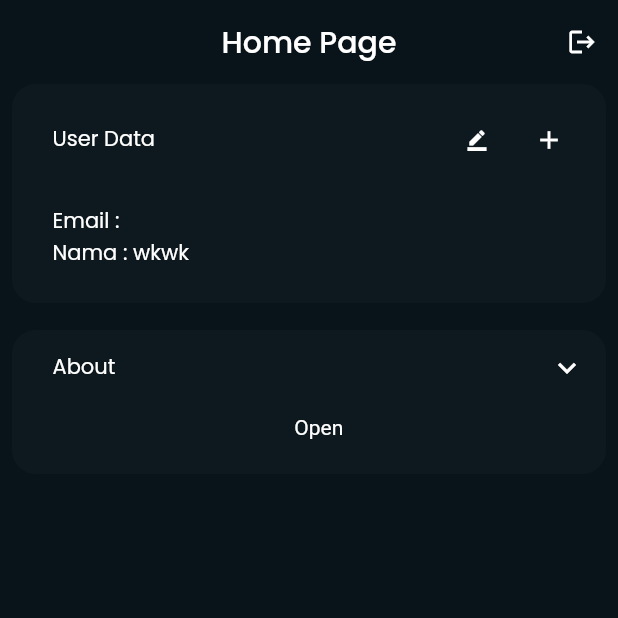
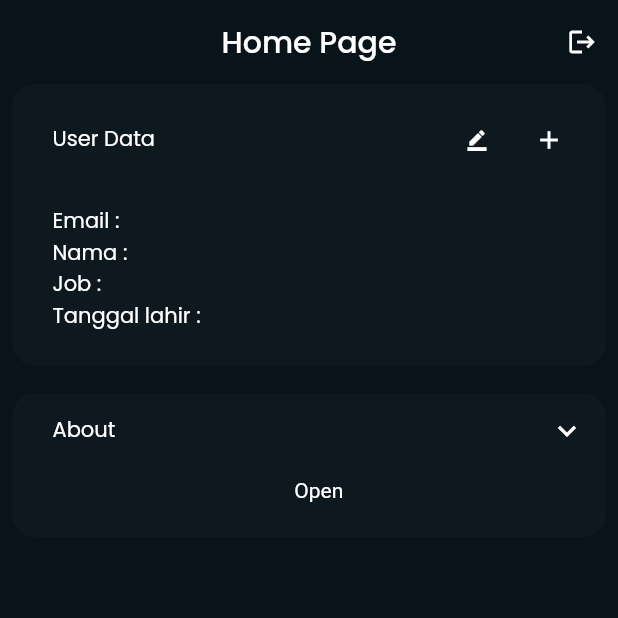
Before and after one commit to Akhdan1998/PTHastaKencanaJaya, a Flutter app: the HomePage screen opened directly, on a phone screen of 412 x 824 dp, the top half of it. Run offline on Flutter 3.47's test engine with Material 2 defaults, Android fonts, the phone set to English and light mode, and no system bars; our stand-ins replace animated_splash_screen, cloud_firestore, firebase_auth, firebase_core, get, google_fonts and 1 more; accounts and stored records are empty.

Commit message:
pt. hasta kencana jaya

```diff
--- a/lib/Home.dart
+++ b/lib/Home.dart
@@ -45,7 +45,8 @@ class _HomePageState extends State<HomePage> {
         leading: Container(),
         actions: [
           IconButton(
-            onPressed: () {
+            onPressed: () async{
+              await FirebaseAuth.instance.signOut();
               Get.to(Login());
             },
             icon: Icon(
@@ -60,7 +61,7 @@ class _HomePageState extends State<HomePage> {
         scrollDirection: Axis.vertical,
         child: SafeArea(
           child: Container(
-            height: MediaQuery.of(context).size.height,
+            // height: MediaQuery.of(context).size.height,
             padding: EdgeInsets.only(left: 8, right: 8),
             child: Column(
               children: [
@@ -140,7 +141,6 @@ class _HomePageState extends State<HomePage> {
                                   ),
                                 ],
                               ),
-                              // SizedBox(height: 20),
                               Row(
                                 children: [
                                   Text(
@@ -151,12 +151,48 @@ class _HomePageState extends State<HomePage> {
                                     ),
                                   ),
                                   Text(
-                                    'wkwk',
+                                    data['nama'],
                                     style: GoogleFonts.poppins().copyWith(
                                       fontSize: 14,
                                       color: 'FFFFFF'.toColor(),
                                     ),
                                   ),
+                                ],
+                              ),
+                              Row(
+                                children: [
+                                  Text(
+                                    'Job : ',
+                                    style: GoogleFonts.poppins().copyWith(
+                                      fontSize: 14,
+                                      color: 'FFFFFF'.toColor(),
+                                    ),
+                                  ),
+                                  // Text(
+                                  //   data['nama'],
+                                  //   style: GoogleFonts.poppins().copyWith(
+                                  //     fontSize: 14,
+                                  //     color: 'FFFFFF'.toColor(),
+                                  //   ),
+                                  // ),
+                                ],
+                              ),
+                              Row(
+                                children: [
+                                  Text(
+                                    'Tanggal lahir : ',
+                                    style: GoogleFonts.poppins().copyWith(
+                                      fontSize: 14,
+                                      color: 'FFFFFF'.toColor(),
+                                    ),
+                                  ),
+                                  // Text(
+                                  //   data['nama'],
+                                  //   style: GoogleFonts.poppins().copyWith(
+                                  //     fontSize: 14,
+                                  //     color: 'FFFFFF'.toColor(),
+                                  //   ),
+                                  // ),
                                 ],
                               ),
                             ],
--- a/lib/biodata.dart
+++ b/lib/biodata.dart
@@ -3,6 +3,7 @@ import 'package:flutter/material.dart';
 import 'package:get/get.dart';
 import 'package:get/get_core/src/get_main.dart';
 import 'package:google_fonts/google_fonts.dart';
+import 'package:hastakencanajaya/Home.dart';
 import 'package:intl/intl.dart';
 import 'package:supercharged/supercharged.dart';
 
@@ -254,9 +255,7 @@ class _BiodataState extends State<Biodata> {
                         'job': job.text,
                         'birthday': birthday.text,
                       });
-                      nama.text = '';
-                      job.text = '';
-                      birthday.text = '';
+                      Get.to(HomePage());
                     } else {}
                   },
                   child: Container(
--- a/lib/register.dart
+++ b/lib/register.dart
@@ -36,8 +36,8 @@ class _RegisterState extends State<Register> {
 
   @override
   Widget build(BuildContext context) {
-    FirebaseFirestore firestore = FirebaseFirestore.instance;
-    CollectionReference users = firestore.collection('users');
+    // FirebaseFirestore firestore = FirebaseFirestore.instance;
+    // CollectionReference users = firestore.collection('users');
     return Scaffold(
       extendBodyBehindAppBar: true,
       appBar: AppBar(
@@ -210,6 +210,7 @@ class _RegisterState extends State<Register> {
                       //   'email': email.text,
                       //   'password': password.text,
                       // });
+                      Get.to(Login());
                     } else {}
                   },
                   child: Container(
```
